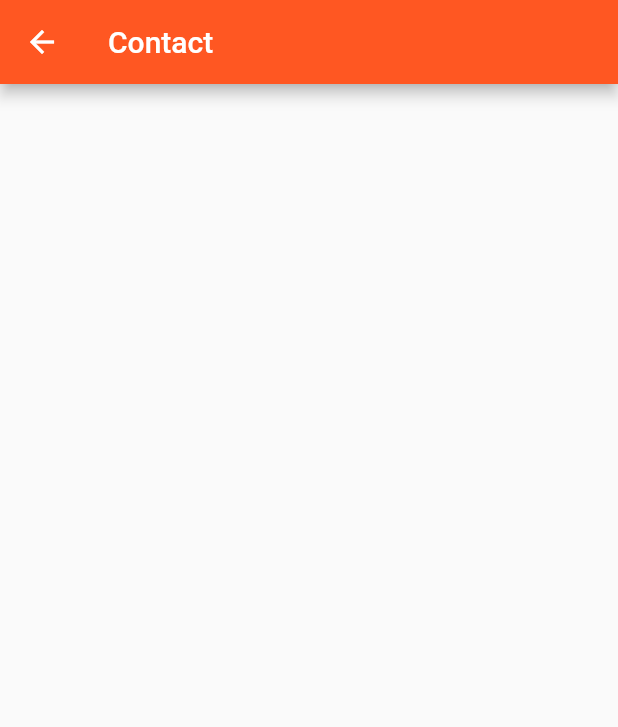
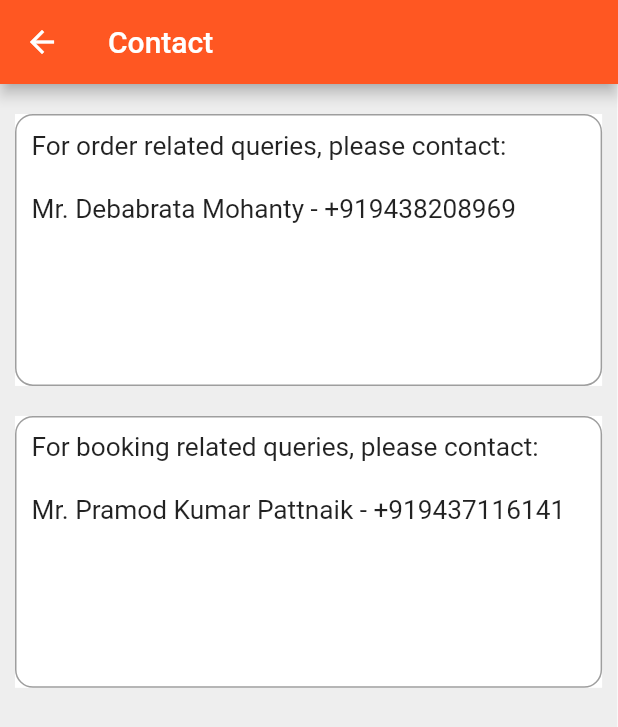
Before and after one commit to Sounmay/rcapp_final, a Flutter app: the ContactDetails screen opened by its route, on a phone screen of 412 x 824 dp. Shown: the top 727 px of the screen. Run offline on Flutter 3.47's test engine with Material 2 defaults, Android fonts, the phone set to English and light mode, and no system bars; our stand-ins replace carousel_pro, cloud_firestore, file_picker, firebase_auth, firebase_messaging, firebase_storage and 9 more; missing offline and left inert: firebase_helpers, flutter_downloader; accounts and stored records are empty; network calls fail.

Commit message:
Done. Goodnight. The End.

```diff
--- a/lib/pages/CategoryMenuList/ContactDetails.dart
+++ b/lib/pages/CategoryMenuList/ContactDetails.dart
@@ -1,4 +1,5 @@
 import 'package:flutter/material.dart';
+import 'package:google_fonts/google_fonts.dart';
 
 class ContactDetails extends StatefulWidget {
   @override
@@ -13,6 +14,62 @@ class _ContactDetailsState extends State<ContactDetails> {
         title: Text('Contact'),
         backgroundColor: Colors.deepOrange,
       ),
+      body: Container(
+          height: MediaQuery.of(context).size.height*1,
+          decoration: BoxDecoration(color: Colors.grey[200]),
+          child:Column(
+            children: <Widget>[
+              SizedBox(height: 20),
+              Container(
+                height: MediaQuery.of(context).size.height*0.22,
+                width: MediaQuery.of(context).size.width*0.95,
+                decoration: BoxDecoration(color: Colors.white),
+                margin: EdgeInsets.symmetric(horizontal: 10, vertical: 0),
+                child: Container(
+                  padding: EdgeInsets.all(10),
+                  margin: EdgeInsets.symmetric(horizontal: 0, vertical: 0),
+                  height: MediaQuery.of(context).size.height*0.1,
+                  width: MediaQuery.of(context).size.width*0.9,
+                  child: Text(
+                    "For order related queries, please contact: \n \nMr. Debabrata Mohanty - +919438208969 \n",
+                    style: TextStyle(
+                        fontSize: 17.5
+                    ),
+                  ),
+                  decoration: BoxDecoration(
+                      color: Colors.white,
+                      borderRadius: BorderRadius.all(Radius.circular(12.0)),
+                      border: Border.all(color: Colors.grey)),
+
+                ),
+              ),
+              SizedBox(height: 20),
+              Container(
+                height: MediaQuery.of(context).size.height*0.22,
+                width: MediaQuery.of(context).size.width*0.95,
+                decoration: BoxDecoration(color: Colors.white),
+                margin: EdgeInsets.symmetric(horizontal: 10, vertical: 0),
+                child: Container(
+                  padding: EdgeInsets.all(10),
+                  margin: EdgeInsets.symmetric(horizontal: 0, vertical: 0),
+                  height: MediaQuery.of(context).size.height*0.1,
+                  width: MediaQuery.of(context).size.width*0.9,
+                  child: Text(
+                    "For booking related queries, please contact: \n \nMr. Pramod Kumar Pattnaik - +919437116141 \n",
+                    style: TextStyle(
+                        fontSize: 17.5
+                    ),
+                  ),
+                  decoration: BoxDecoration(
+                      color: Colors.white,
+                      borderRadius: BorderRadius.all(Radius.circular(12.0)),
+                      border: Border.all(color: Colors.grey)),
+
+                ),
+              ),
+            ],
+          )
+      )
     );
   }
 }
--- a/lib/pages/WeddingHall.dart
+++ b/lib/pages/WeddingHall.dart
@@ -16,7 +16,7 @@ class _WeddingHallState extends State<WeddingHall> {
         title: Text('Banquets'),
       ),
       body: Container(
-        height: MediaQuery.of(context).size.height * 0.88,
+        height: MediaQuery.of(context).size.height * 1,
         child: new Column(
           mainAxisAlignment: MainAxisAlignment.spaceBetween,
           children: <Widget>[
```
